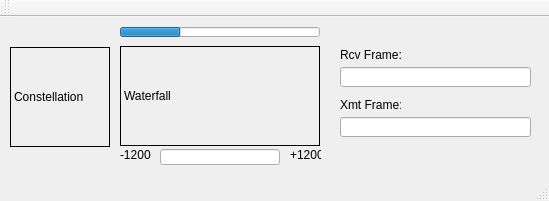
This is ARDOP_GUI/ARDOP_GUI.ui in bjpetit/linbpq as Qt 5 draws it before an edit. The edited form follows.
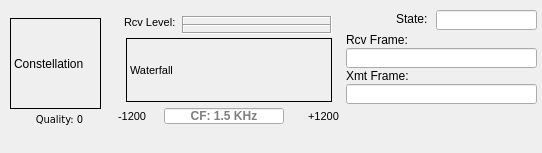
This is the edited form.

Patch:
```diff
--- a/ARDOP_GUI/ARDOP_GUI.ui
+++ b/ARDOP_GUI/ARDOP_GUI.ui
@@ -6,16 +6,10 @@
    <rect>
     <x>0</x>
     <y>0</y>
-    <width>549</width>
-    <height>201</height>
+    <width>542</width>
+    <height>153</height>
    </rect>
   </property>
-  <property name="minimumSize">
-   <size>
-    <width>0</width>
-    <height>0</height>
-   </size>
-  </property>
   <property name="windowTitle">
    <string>ARDOP_GUI</string>
   </property>
@@ -24,21 +18,21 @@
     <property name="geometry">
      <rect>
       <x>10</x>
-      <y>30</y>
-      <width>100</width>
-      <height>100</height>
+      <y>18</y>
+      <width>91</width>
+      <height>91</height>
      </rect>
     </property>
     <property name="minimumSize">
      <size>
-      <width>100</width>
-      <height>100</height>
+      <width>91</width>
+      <height>91</height>
      </size>
     </property>
     <property name="maximumSize">
      <size>
-      <width>100</width>
-      <height>100</height>
+      <width>91</width>
+      <height>91</height>
      </size>
     </property>
     <property name="frameShape">
@@ -51,127 +45,45 @@
    <widget class="QLabel" name="Waterfall">
     <property name="geometry">
      <rect>
-      <x>120</x>
-      <y>29</y>
-      <width>200</width>
-      <height>100</height>
+      <x>126</x>
+      <y>38</y>
+      <width>206</width>
+      <height>64</height>
      </rect>
     </property>
     <property name="minimumSize">
      <size>
-      <width>200</width>
-      <height>100</height>
+      <width>206</width>
+      <height>64</height>
      </size>
     </property>
     <property name="maximumSize">
      <size>
-      <width>200</width>
-      <height>100</height>
+      <width>206</width>
+      <height>64</height>
      </size>
     </property>
+    <property name="font">
+     <font>
+      <pointsize>8</pointsize>
+     </font>
+    </property>
     <property name="frameShape">
      <enum>QFrame::Box</enum>
     </property>
+    <property name="frameShadow">
+     <enum>QFrame::Plain</enum>
+    </property>
     <property name="text">
      <string>Waterfall</string>
     </property>
    </widget>
-   <widget class="QLineEdit" name="RXFrame">
-    <property name="geometry">
-     <rect>
-      <x>340</x>
-      <y>50</y>
-      <width>191</width>
-      <height>20</height>
-     </rect>
-    </property>
-    <property name="readOnly">
-     <bool>true</bool>
-    </property>
-   </widget>
-   <widget class="QLineEdit" name="TXFrame">
-    <property name="geometry">
-     <rect>
-      <x>340</x>
-      <y>100</y>
-      <width>191</width>
-      <height>20</height>
-     </rect>
-    </property>
-    <property name="readOnly">
-     <bool>true</bool>
-    </property>
-   </widget>
-   <widget class="QProgressBar" name="InputLevel">
-    <property name="geometry">
-     <rect>
-      <x>120</x>
-      <y>10</y>
-      <width>200</width>
-      <height>10</height>
-     </rect>
-    </property>
-    <property name="maximumSize">
-     <size>
-      <width>200</width>
-      <height>10</height>
-     </size>
-    </property>
-    <property name="value">
-     <number>30</number>
-    </property>
-    <property name="textVisible">
-     <bool>false</bool>
-    </property>
-    <property name="orientation">
-     <enum>Qt::Horizontal</enum>
-    </property>
-   </widget>
-   <widget class="QLineEdit" name="Frequency">
-    <property name="geometry">
-     <rect>
-      <x>160</x>
-      <y>132</y>
-      <width>120</width>
-      <height>16</height>
-     </rect>
-    </property>
-    <property name="readOnly">
-     <bool>true</bool>
-    </property>
-   </widget>
-   <widget class="QLabel" name="label">
-    <property name="geometry">
-     <rect>
-      <x>120</x>
-      <y>130</y>
-      <width>31</width>
-      <height>16</height>
-     </rect>
-    </property>
-    <property name="text">
-     <string>-1200</string>
-    </property>
-   </widget>
-   <widget class="QLabel" name="label_2">
-    <property name="geometry">
-     <rect>
-      <x>290</x>
-      <y>130</y>
-      <width>31</width>
-      <height>16</height>
-     </rect>
-    </property>
-    <property name="text">
-     <string>+1200</string>
-    </property>
-   </widget>
    <widget class="QLabel" name="label_3">
     <property name="geometry">
      <rect>
-      <x>340</x>
-      <y>30</y>
-      <width>61</width>
+      <x>346</x>
+      <y>32</y>
+      <width>71</width>
       <height>16</height>
      </rect>
     </property>
@@ -179,12 +91,122 @@
      <string>Rcv Frame:</string>
     </property>
    </widget>
+   <widget class="QLabel" name="label_2">
+    <property name="geometry">
+     <rect>
+      <x>118</x>
+      <y>108</y>
+      <width>41</width>
+      <height>16</height>
+     </rect>
+    </property>
+    <property name="font">
+     <font>
+      <pointsize>8</pointsize>
+     </font>
+    </property>
+    <property name="text">
+     <string>-1200</string>
+    </property>
+   </widget>
+   <widget class="QLineEdit" name="Frequency">
+    <property name="geometry">
+     <rect>
+      <x>164</x>
+      <y>108</y>
+      <width>120</width>
+      <height>16</height>
+     </rect>
+    </property>
+    <property name="font">
+     <font>
+      <weight>75</weight>
+      <bold>true</bold>
+     </font>
+    </property>
+    <property name="alignment">
+     <set>Qt::AlignCenter</set>
+    </property>
+    <property name="readOnly">
+     <bool>true</bool>
+    </property>
+    <property name="placeholderText">
+     <string>CF: 1.5 KHz</string>
+    </property>
+   </widget>
+   <widget class="QLineEdit" name="State">
+    <property name="geometry">
+     <rect>
+      <x>436</x>
+      <y>10</y>
+      <width>101</width>
+      <height>20</height>
+     </rect>
+    </property>
+    <property name="font">
+     <font>
+      <family>DejaVu Sans</family>
+      <weight>75</weight>
+      <bold>true</bold>
+     </font>
+    </property>
+    <property name="autoFillBackground">
+     <bool>false</bool>
+    </property>
+    <property name="frame">
+     <bool>true</bool>
+    </property>
+    <property name="alignment">
+     <set>Qt::AlignCenter</set>
+    </property>
+    <property name="readOnly">
+     <bool>true</bool>
+    </property>
+    <property name="placeholderText">
+     <string/>
+    </property>
+   </widget>
+   <widget class="QLineEdit" name="RXFrame">
+    <property name="geometry">
+     <rect>
+      <x>346</x>
+      <y>48</y>
+      <width>191</width>
+      <height>20</height>
+     </rect>
+    </property>
+    <property name="autoFillBackground">
+     <bool>false</bool>
+    </property>
+    <property name="alignment">
+     <set>Qt::AlignCenter</set>
+    </property>
+    <property name="readOnly">
+     <bool>true</bool>
+    </property>
+   </widget>
+   <widget class="QLineEdit" name="TXFrame">
+    <property name="geometry">
+     <rect>
+      <x>346</x>
+      <y>84</y>
+      <width>191</width>
+      <height>20</height>
+     </rect>
+    </property>
+    <property name="alignment">
+     <set>Qt::AlignCenter</set>
+    </property>
+    <property name="readOnly">
+     <bool>true</bool>
+    </property>
+   </widget>
    <widget class="QLabel" name="label_4">
     <property name="geometry">
      <rect>
-      <x>340</x>
-      <y>80</y>
-      <width>61</width>
+      <x>346</x>
+      <y>68</y>
+      <width>81</width>
       <height>16</height>
      </rect>
     </property>
@@ -192,6 +214,118 @@
      <string>Xmt Frame:</string>
     </property>
    </widget>
+   <widget class="QLabel" name="label_5">
+    <property name="geometry">
+     <rect>
+      <x>396</x>
+      <y>11</y>
+      <width>37</width>
+      <height>16</height>
+     </rect>
+    </property>
+    <property name="text">
+     <string>State:</string>
+    </property>
+   </widget>
+   <widget class="QLabel" name="Quality">
+    <property name="geometry">
+     <rect>
+      <x>3</x>
+      <y>110</y>
+      <width>113</width>
+      <height>17</height>
+     </rect>
+    </property>
+    <property name="font">
+     <font>
+      <family>DejaVu Sans Condensed</family>
+      <pointsize>8</pointsize>
+      <weight>50</weight>
+      <italic>false</italic>
+      <bold>false</bold>
+     </font>
+    </property>
+    <property name="text">
+     <string>Quality: 0</string>
+    </property>
+    <property name="alignment">
+     <set>Qt::AlignCenter</set>
+    </property>
+   </widget>
+   <widget class="QLabel" name="label_6">
+    <property name="geometry">
+     <rect>
+      <x>308</x>
+      <y>108</y>
+      <width>51</width>
+      <height>16</height>
+     </rect>
+    </property>
+    <property name="font">
+     <font>
+      <pointsize>8</pointsize>
+     </font>
+    </property>
+    <property name="text">
+     <string>+1200</string>
+    </property>
+   </widget>
+   <widget class="QLabel" name="label_7">
+    <property name="geometry">
+     <rect>
+      <x>124</x>
+      <y>14</y>
+      <width>53</width>
+      <height>16</height>
+     </rect>
+    </property>
+    <property name="font">
+     <font>
+      <pointsize>8</pointsize>
+     </font>
+    </property>
+    <property name="text">
+     <string>Rcv Level:</string>
+    </property>
+   </widget>
+   <widget class="QLabel" name="RXLevel">
+    <property name="geometry">
+     <rect>
+      <x>182</x>
+      <y>16</y>
+      <width>150</width>
+      <height>10</height>
+     </rect>
+    </property>
+    <property name="frameShape">
+     <enum>QFrame::Box</enum>
+    </property>
+    <property name="frameShadow">
+     <enum>QFrame::Sunken</enum>
+    </property>
+    <property name="text">
+     <string/>
+    </property>
+   </widget>
+   <widget class="QLabel" name="RXLevelRef">
+    <property name="geometry">
+     <rect>
+      <x>182</x>
+      <y>24</y>
+      <width>150</width>
+      <height>10</height>
+     </rect>
+    </property>
+    <property name="frameShape">
+     <enum>QFrame::Box</enum>
+    </property>
+    <property name="frameShadow">
+     <enum>QFrame::Sunken</enum>
+    </property>
+    <property name="text">
+     <string/>
+    </property>
+   </widget>
   </widget>
   <widget class="QMenuBar" name="menuBar">
    <property name="geometry">
@@ -203,15 +337,6 @@
     </rect>
    </property>
   </widget>
-  <widget class="QToolBar" name="mainToolBar">
-   <attribute name="toolBarArea">
-    <enum>TopToolBarArea</enum>
-   </attribute>
-   <attribute name="toolBarBreak">
-    <bool>false</bool>
-   </attribute>
-  </widget>
-  <widget class="QStatusBar" name="statusBar"/>
  </widget>
  <layoutdefault spacing="6" margin="11"/>
  <resources>
```
Left out of the diff: 29 changed lines with no effect on the pictures.
